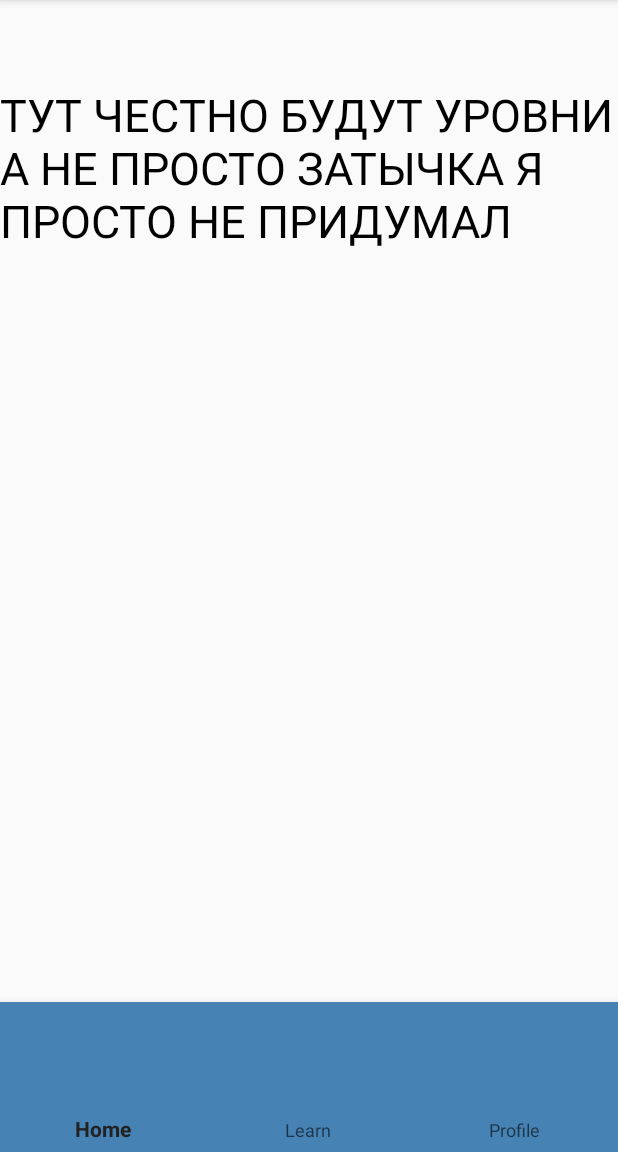
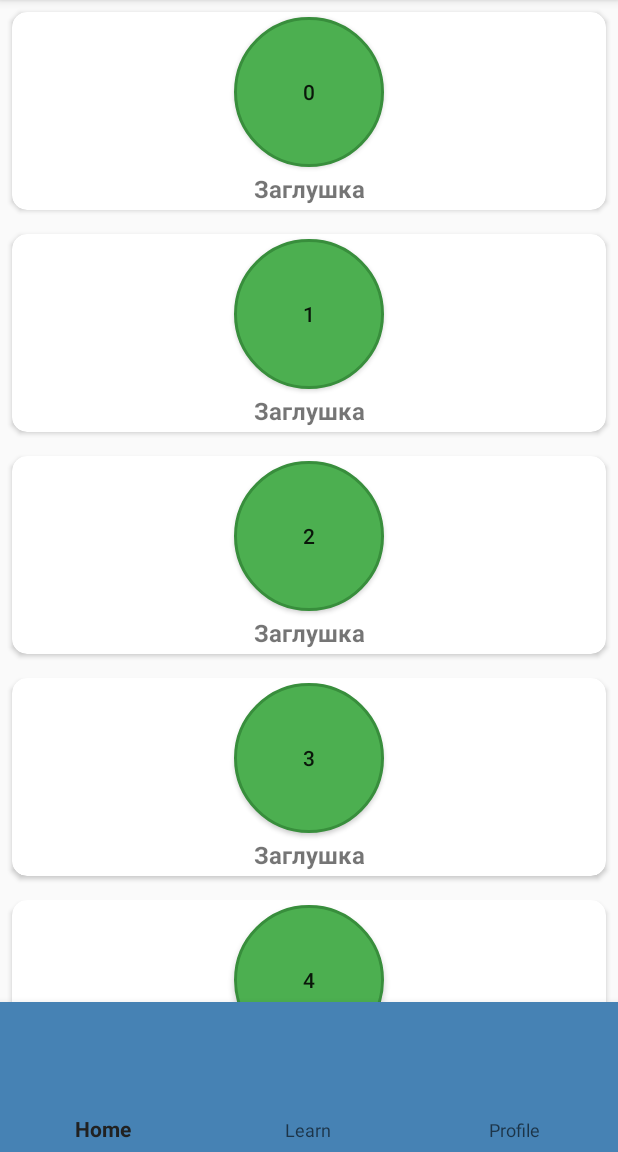
Before and after one commit to Densi88/SmartCards, an Android app built with Jetpack Compose: the fragment LearnFragment placed in its activity, on a phone screen of 412 x 824 dp, the part 84-1236 px from its top. Run offline under Robolectric (Android 15) with nearby library versions, the phone set to English and light mode, and no system bars.

Commit message:
add levels buttons(need revision in future)

```diff
--- a/app/build.gradle.kts
+++ b/app/build.gradle.kts
@@ -38,6 +38,7 @@ android {
     }
     buildFeatures {
         compose = true
+        viewBinding = true
     }
 }
 
@@ -52,6 +53,7 @@ dependencies {
     implementation(libs.androidx.compose.material3)
     implementation(libs.androidx.fragment)
     implementation(libs.androidx.constraintlayout)
+    implementation(libs.androidx.cardview)
     testImplementation(libs.junit)
     androidTestImplementation(libs.androidx.junit)
     androidTestImplementation(libs.androidx.espresso.core)
--- a/app/src/main/java/com/example/smart_cards/LearnFragment.kt
+++ b/app/src/main/java/com/example/smart_cards/LearnFragment.kt
@@ -1,12 +1,21 @@
 package com.example.smart_cards
 
+import android.annotation.SuppressLint
 import android.os.Bundle
 import android.view.LayoutInflater
+import android.view.MenuItem
 import android.view.View
 import android.view.ViewGroup
+import androidx.appcompat.view.menu.MenuAdapter
 import androidx.fragment.app.Fragment
+import androidx.recyclerview.widget.LinearLayoutManager
+import androidx.recyclerview.widget.RecyclerView
+import com.example.smart_cards.databinding.LearnFragmentLayoutBinding
 
 class LearnFragment: Fragment() {
+    private val adapter= LevelAdapter()
+    lateinit var binding: LearnFragmentLayoutBinding
+    private lateinit var recyclerView: RecyclerView
     override fun onCreateView(
         inflater: LayoutInflater,
         container: ViewGroup?,
@@ -15,9 +24,22 @@ class LearnFragment: Fragment() {
         return inflater.inflate(R.layout.learn_fragment_layout, container, false )
     }
 
+    override fun onViewCreated(view: View, savedInstanceState: Bundle?) {
+        super.onViewCreated(view, savedInstanceState)
+        recyclerView=view.findViewById<RecyclerView>(R.id.levels)
+        init()
+    }
+
     companion object {
         val instance: LearnFragment by lazy {
             LearnFragment()
         }
     }
+    private fun init()  {
+        recyclerView.layoutManager= LinearLayoutManager(requireContext())
+        recyclerView.adapter=adapter
+        adapter.generateLevels()
+    }
+
+
 }
--- /dev/null
+++ b/app/src/main/java/com/example/smart_cards/LevelAdapter.kt
@@ -0,0 +1,48 @@
+package com.example.smart_cards
+
+import android.view.LayoutInflater
+import android.view.View
+import android.view.ViewGroup
+import androidx.compose.ui.layout.Layout
+import androidx.recyclerview.widget.RecyclerView
+import com.example.smart_cards.databinding.LevelItemBinding
+import com.example.smart_cards.models.Level
+
+class LevelAdapter: RecyclerView.Adapter<LevelAdapter.LevelsHolder>() {
+    val levelList= ArrayList<Level>()
+    override fun onCreateViewHolder(
+        parent: ViewGroup,
+        viewType: Int
+    ): LevelsHolder {
+        val view= LayoutInflater.from(parent.context).inflate(R.layout.level_item, parent, false)
+        return LevelsHolder(view)
+    }
+
+    override fun onBindViewHolder(
+        holder: LevelsHolder,
+        position: Int
+    ) {
+        holder.bind(levelList[position])
+    }
+
+    override fun getItemCount(): Int {
+       return levelList.size
+    }
+
+    class LevelsHolder(item: View): RecyclerView.ViewHolder(item) {
+        val binding= LevelItemBinding.bind(item)
+        fun bind(level:Level)=with(binding){
+            levelButton.text=level.number.toString()
+            levelTopic.text=level.title
+        }
+
+    }
+
+    fun generateLevels(){
+        for (i in 0 until 5){
+            val level= Level(i, "Заглушка")
+            levelList.add(level)
+        }
+        notifyDataSetChanged()
+    }
+}
--- a/app/src/main/java/com/example/smart_cards/MainMenuActivity.kt
+++ b/app/src/main/java/com/example/smart_cards/MainMenuActivity.kt
@@ -6,6 +6,7 @@ import android.view.MenuItem
 import androidx.activity.ComponentActivity
 import androidx.activity.viewModels
 import androidx.appcompat.app.AppCompatActivity
+import com.example.smart_cards.models.UserModel
 import com.google.android.material.bottomnavigation.BottomNavigationView
 
 class MainMenuActivity: AppCompatActivity() {
--- a/app/src/main/java/com/example/smart_cards/ProfileFragment.kt
+++ b/app/src/main/java/com/example/smart_cards/ProfileFragment.kt
@@ -7,6 +7,7 @@ import android.view.ViewGroup
 import androidx.fragment.app.Fragment
 import androidx.fragment.app.activityViewModels
 import android.widget.TextView
+import com.example.smart_cards.models.UserModel
 
 class ProfileFragment: Fragment() {
     private val userViewModel: UserModel by activityViewModels()
--- /dev/null
+++ b/app/src/main/java/com/example/smart_cards/models/Level.kt
@@ -0,0 +1,4 @@
+package com.example.smart_cards.models
+
+data class Level(val number:Int, val title: String) {
+}
--- a/app/src/main/java/com/example/smart_cards/UserModel.kt
+++ b/app/src/main/java/com/example/smart_cards/models/UserModel.kt
@@ -1,4 +1,4 @@
-package com.example.smart_cards
+package com.example.smart_cards.models
 
 import androidx.lifecycle.ViewModel
 
--- /dev/null
+++ b/app/src/main/res/drawable/circle_button.xml
@@ -0,0 +1,8 @@
+<?xml version="1.0" encoding="utf-8"?>
+<shape xmlns:android="http://schemas.android.com/apk/res/android"
+    android:shape="oval">
+    <solid android:color="#4CAF50" />
+    <stroke
+        android:width="2dp"
+        android:color="#388E3C" />
+</shape>
--- a/app/src/main/res/layout/learn_fragment_layout.xml
+++ b/app/src/main/res/layout/learn_fragment_layout.xml
@@ -6,14 +6,10 @@
 
     >
 
-
-    <TextView
-        android:id="@+id/textView3"
+    <androidx.recyclerview.widget.RecyclerView
+        android:layout_gravity="center"
+        android:id="@+id/levels"
+        android:layout_weight="1"
         android:layout_width="match_parent"
-        android:layout_height="wrap_content"
-        android:text="ТУТ ЧЕСТНО БУДУТ УРОВНИ А НЕ ПРОСТО ЗАТЫЧКА Я ПРОСТО НЕ ПРИДУМАЛ"
-        android:textColor="@color/black"
-        android:textSize="30dp"
-        android:paddingTop="?attr/actionBarSize"
-        />
+        android:layout_height="match_parent" />
 </LinearLayout>
--- /dev/null
+++ b/app/src/main/res/layout/level_item.xml
@@ -0,0 +1,52 @@
+<?xml version="1.0" encoding="utf-8"?>
+<androidx.constraintlayout.widget.ConstraintLayout xmlns:android="http://schemas.android.com/apk/res/android"
+    xmlns:app="http://schemas.android.com/apk/res-auto"
+    xmlns:tools="http://schemas.android.com/tools"
+    android:layout_width="match_parent"
+    android:layout_height="wrap_content">
+
+    <androidx.cardview.widget.CardView
+        android:layout_width="0dp"
+        android:layout_height="wrap_content"
+        android:layout_marginStart="8dp"
+        android:layout_marginTop="8dp"
+        android:layout_marginEnd="8dp"
+        android:layout_marginBottom="8dp"
+        app:cardCornerRadius="10dp"
+        app:layout_constraintBottom_toBottomOf="parent"
+        app:layout_constraintEnd_toEndOf="parent"
+        app:layout_constraintStart_toStartOf="parent"
+        app:layout_constraintTop_toTopOf="parent"
+        app:layout_constraintVertical_bias="0.0">
+
+        <LinearLayout
+            android:layout_width="match_parent"
+            android:layout_height="wrap_content"
+            android:gravity="center_horizontal|center_vertical"
+            android:orientation="vertical">
+
+            <Button
+                android:id="@+id/levelButton"
+                android:layout_width="100dp"
+                android:layout_height="100dp"
+                android:layout_marginTop="3dp"
+                android:layout_weight="1"
+                android:background="@drawable/circle_button"
+                android:text="Button" />
+
+            <TextView
+                android:id="@+id/levelTopic"
+                android:layout_width="match_parent"
+                android:layout_height="wrap_content"
+                android:layout_marginTop="3dp"
+                android:layout_marginBottom="3dp"
+                android:layout_weight="1"
+                android:gravity="center"
+                android:text="TextView"
+                android:textSize="16sp"
+                android:textStyle="bold" />
+        </LinearLayout>
+
+    </androidx.cardview.widget.CardView>
+
+</androidx.constraintlayout.widget.ConstraintLayout>
--- a/gradle/libs.versions.toml
+++ b/gradle/libs.versions.toml
@@ -10,6 +10,7 @@ activityCompose = "1.8.0"
 composeBom = "2024.09.00"
 fragment = "1.8.9"
 constraintlayout = "2.2.1"
+cardview = "1.0.0"
 
 [libraries]
 androidx-core-ktx = { group = "androidx.core", name = "core-ktx", version.ref = "coreKtx" }
@@ -28,6 +29,7 @@ androidx-compose-ui-test-junit4 = { group = "androidx.compose.ui", name = "ui-te
 androidx-compose-material3 = { group = "androidx.compose.material3", name = "material3" }
 androidx-fragment = { group = "androidx.fragment", name = "fragment", version.ref = "fragment" }
 androidx-constraintlayout = { group = "androidx.constraintlayout", name = "constraintlayout", version.ref = "constraintlayout" }
+androidx-cardview = { group = "androidx.cardview", name = "cardview", version.ref = "cardview" }
 
 [plugins]
 android-application = { id = "com.android.application", version.ref = "agp" }
```
